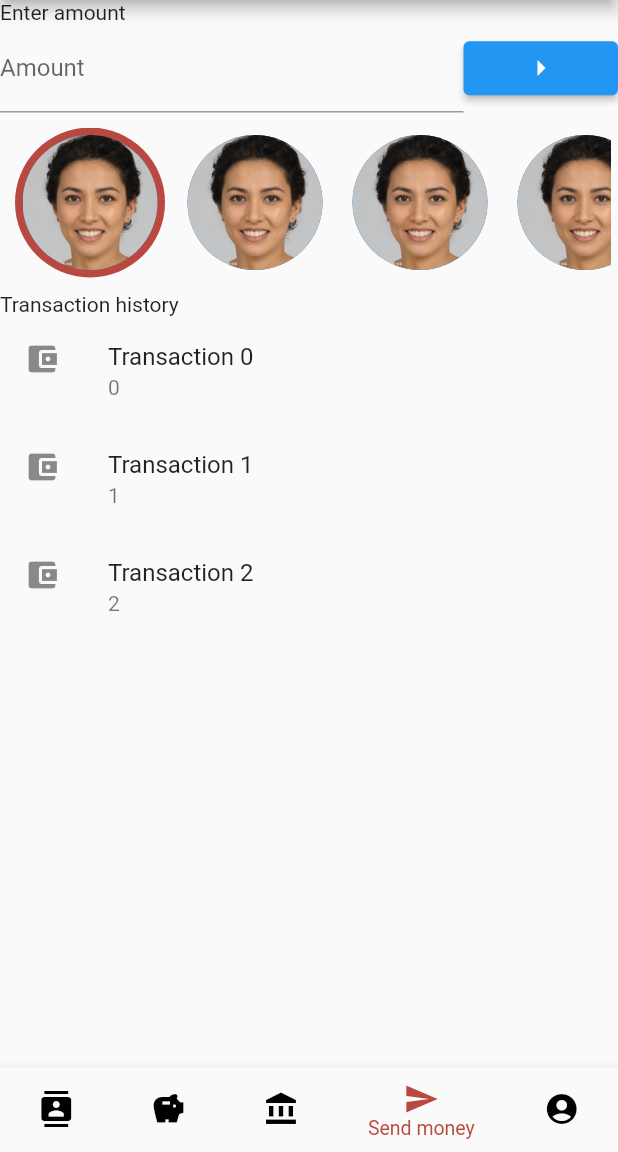
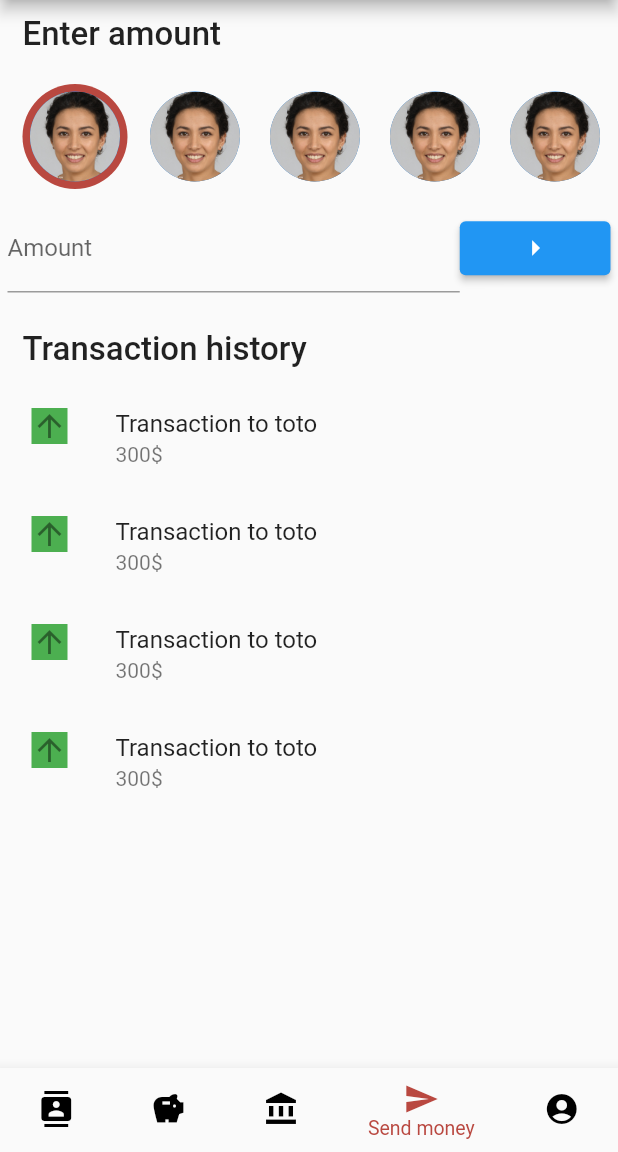
Before and after one commit to cchalop1/epitech-flutter, a Flutter app: the screen it shows after launch, item 4 of the bottom bar chosen, on a phone screen of 412 x 824 dp, the part 84-1236 px from its top. Run offline on Flutter 3.47's test engine with Material 2 defaults, Android fonts, the light colour scheme and no system bars; our stand-ins replace google_fonts.

Commit message:
fix: v1 of SendMony screen

```diff
--- /dev/null
+++ b/lib/components/TitleContainer.dart
@@ -0,0 +1,15 @@
+import 'package:flutter/material.dart';
+import 'package:google_fonts/google_fonts.dart';
+import 'package:myapp/components/BigText.dart';
+
+class TitleContainer extends StatelessWidget {
+  TitleContainer({Key? key, required String this.text}) : super(key: key);
+
+  String text;
+
+  @override
+  Widget build(BuildContext context) {
+    return Container(
+        padding: const EdgeInsets.all(10.0), child: BigText(text: text));
+  }
+}
--- a/lib/pages/SendMony.dart
+++ b/lib/pages/SendMony.dart
@@ -1,4 +1,6 @@
 import 'package:flutter/material.dart';
+import 'package:myapp/components/BigText.dart';
+import 'package:myapp/components/TitleContainer.dart';
 import 'package:myapp/widgets/AmountInput.dart';
 import 'package:myapp/widgets/ListTransaction.dart';
 import 'package:myapp/widgets/SelectContacts.dart';
@@ -8,16 +10,19 @@ class SendMony extends StatelessWidget {
 
   @override
   Widget build(BuildContext context) {
-    return Column(
-      mainAxisAlignment: MainAxisAlignment.start,
-      crossAxisAlignment: CrossAxisAlignment.start,
-      children: const [
-        Text("Enter amount"),
-        AmountInput(),
-        SelectContacts(),
-        Text("Transaction history"),
-        ListTransaction()
-      ],
-    );
+    return Container(
+        padding: const EdgeInsets.only(left: 5.0, right: 5.0),
+        child: Column(
+          mainAxisAlignment: MainAxisAlignment.start,
+          crossAxisAlignment: CrossAxisAlignment.start,
+          children: [
+            TitleContainer(text: "Enter amount"),
+            SelectContacts(),
+            AmountInput(),
+            SizedBox(height: 15), // give it width
+            TitleContainer(text: "Transaction history"),
+            ListTransaction()
+          ],
+        ));
   }
 }
--- a/lib/widgets/ListTransaction.dart
+++ b/lib/widgets/ListTransaction.dart
@@ -5,12 +5,13 @@ class ListTransaction extends StatelessWidget {
 
   List<Widget> buildTransactionList() {
     return List.generate(
-        3,
+        8,
         // Extract transactionn card in component
         (index) => ListTile(
-              leading: Icon(Icons.account_balance_wallet),
-              title: Text('Transaction $index'),
-              subtitle: Text('$index'),
+              leading: Container(
+                  color: Colors.green, child: Icon(Icons.arrow_upward)),
+              title: Text('Transaction to toto'),
+              subtitle: Text('300\$'),
             ));
   }
 
@@ -19,7 +20,7 @@ class ListTransaction extends StatelessWidget {
     return Container(
         // find a way to put the container bottom of the
         // screen
-        height: 200,
+        height: 300,
         child: ListView(
           scrollDirection: Axis.vertical,
           children: buildTransactionList(),
--- a/lib/widgets/SelectContacts.dart
+++ b/lib/widgets/SelectContacts.dart
@@ -21,7 +21,7 @@ class _SelectContactsState extends State<SelectContacts> {
               });
             },
             child: Container(
-              width: 100.0,
+              width: 70.0,
               decoration: index == _selectedIndex
                   ? BoxDecoration(
                       color: Color.fromARGB(255, 185, 72, 64),
@@ -40,7 +40,7 @@ class _SelectContactsState extends State<SelectContacts> {
   @override
   Widget build(BuildContext context) {
     return Container(
-      height: 100.0,
+      height: 70.0,
       margin: const EdgeInsets.symmetric(vertical: 10.0, horizontal: 5.0),
       child: ListView(
         scrollDirection: Axis.horizontal,
```
